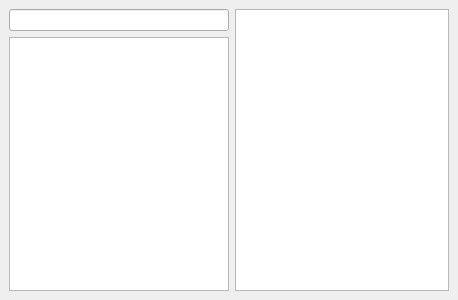
Above: frontend/playlistwidget.ui from manushanga/vrok before the change. Below: the same form after it.
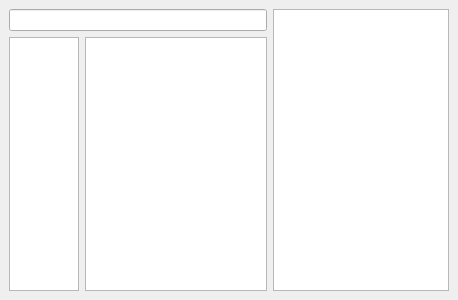
That is the form after the change.

The edit to the form file:
```diff
--- a/frontend/playlistwidget.ui
+++ b/frontend/playlistwidget.ui
@@ -18,7 +18,7 @@
   </property>
   <property name="minimumSize">
    <size>
-    <width>164</width>
+    <width>272</width>
     <height>300</height>
    </size>
   </property>
@@ -33,32 +33,7 @@
   </property>
   <widget class="QWidget" name="dockWidgetContents">
    <layout class="QGridLayout" name="gridLayout">
-    <item row="0" column="1">
-     <widget class="QLineEdit" name="leSearch"/>
-    </item>
-    <item row="1" column="1">
-     <widget class="QTreeView" name="tvLibrary">
-      <property name="autoScroll">
-       <bool>false</bool>
-      </property>
-      <property name="editTriggers">
-       <set>QAbstractItemView::NoEditTriggers</set>
-      </property>
-      <property name="alternatingRowColors">
-       <bool>true</bool>
-      </property>
-      <property name="selectionMode">
-       <enum>QAbstractItemView::ContiguousSelection</enum>
-      </property>
-      <property name="selectionBehavior">
-       <enum>QAbstractItemView::SelectItems</enum>
-      </property>
-      <attribute name="headerVisible">
-       <bool>false</bool>
-      </attribute>
-     </widget>
-    </item>
-    <item row="0" column="2" rowspan="2">
+    <item row="0" column="3" rowspan="2">
      <widget class="QListView" name="lvPlaylist">
       <property name="maximumSize">
        <size>
@@ -83,6 +58,99 @@
       </property>
      </widget>
     </item>
+    <item row="1" column="0">
+     <layout class="QHBoxLayout" name="horizontalLayout">
+      <item>
+       <widget class="QListView" name="lvLibraries">
+        <property name="minimumSize">
+         <size>
+          <width>70</width>
+          <height>0</height>
+         </size>
+        </property>
+        <property name="maximumSize">
+         <size>
+          <width>70</width>
+          <height>16777215</height>
+         </size>
+        </property>
+        <property name="verticalScrollBarPolicy">
+         <enum>Qt::ScrollBarAlwaysOff</enum>
+        </property>
+        <property name="horizontalScrollBarPolicy">
+         <enum>Qt::ScrollBarAlwaysOff</enum>
+        </property>
+        <property name="editTriggers">
+         <set>QAbstractItemView::NoEditTriggers</set>
+        </property>
+        <property name="showDropIndicator" stdset="0">
+         <bool>false</bool>
+        </property>
+        <property name="dragDropMode">
+         <enum>QAbstractItemView::NoDragDrop</enum>
+        </property>
+        <property name="selectionBehavior">
+         <enum>QAbstractItemView::SelectRows</enum>
+        </property>
+        <property name="iconSize">
+         <size>
+          <width>64</width>
+          <height>64</height>
+         </size>
+        </property>
+        <property name="textElideMode">
+         <enum>Qt::ElideNone</enum>
+        </property>
+        <property name="movement">
+         <enum>QListView::Static</enum>
+        </property>
+        <property name="flow">
+         <enum>QListView::TopToBottom</enum>
+        </property>
+        <property name="isWrapping" stdset="0">
+         <bool>false</bool>
+        </property>
+        <property name="viewMode">
+         <enum>QListView::IconMode</enum>
+        </property>
+        <property name="uniformItemSizes">
+         <bool>true</bool>
+        </property>
+        <property name="selectionRectVisible">
+         <bool>false</bool>
+        </property>
+       </widget>
+      </item>
+      <item>
+       <widget class="QTreeView" name="tvLibrary">
+        <property name="mouseTracking">
+         <bool>true</bool>
+        </property>
+        <property name="autoScroll">
+         <bool>false</bool>
+        </property>
+        <property name="editTriggers">
+         <set>QAbstractItemView::NoEditTriggers</set>
+        </property>
+        <property name="alternatingRowColors">
+         <bool>true</bool>
+        </property>
+        <property name="selectionMode">
+         <enum>QAbstractItemView::ContiguousSelection</enum>
+        </property>
+        <property name="selectionBehavior">
+         <enum>QAbstractItemView::SelectItems</enum>
+        </property>
+        <attribute name="headerVisible">
+         <bool>false</bool>
+        </attribute>
+       </widget>
+      </item>
+     </layout>
+    </item>
+    <item row="0" column="0">
+     <widget class="QLineEdit" name="leSearch"/>
+    </item>
    </layout>
   </widget>
  </widget>
```
Left out of the diff: 2 changed lines with no effect on the pictures.
